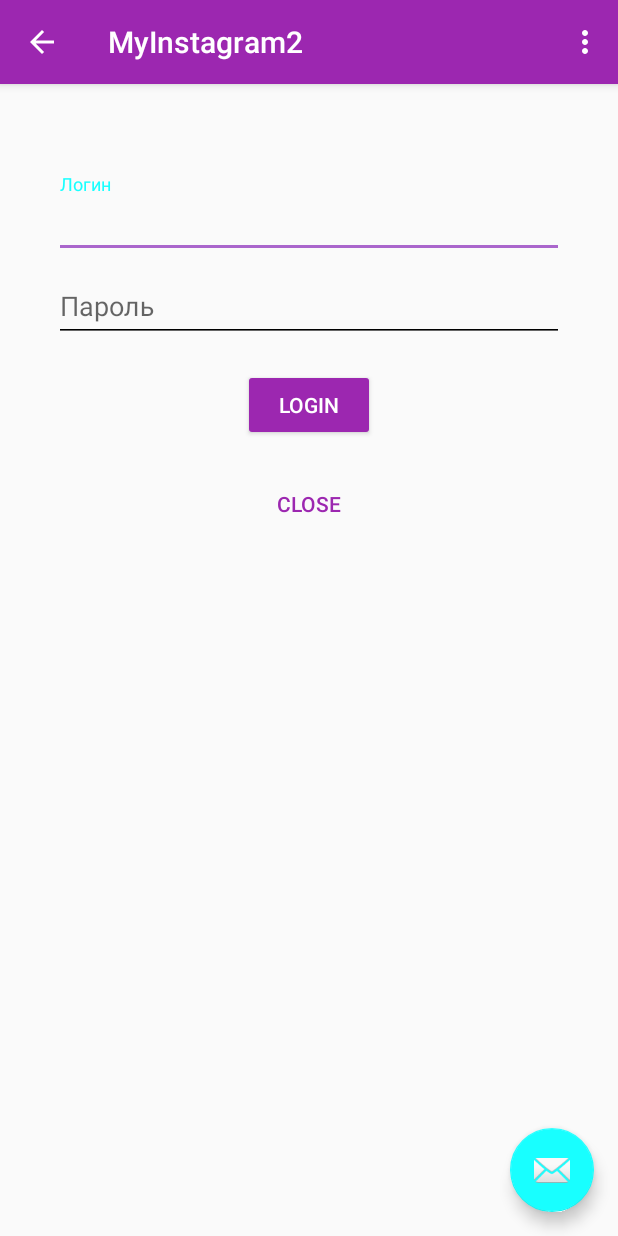
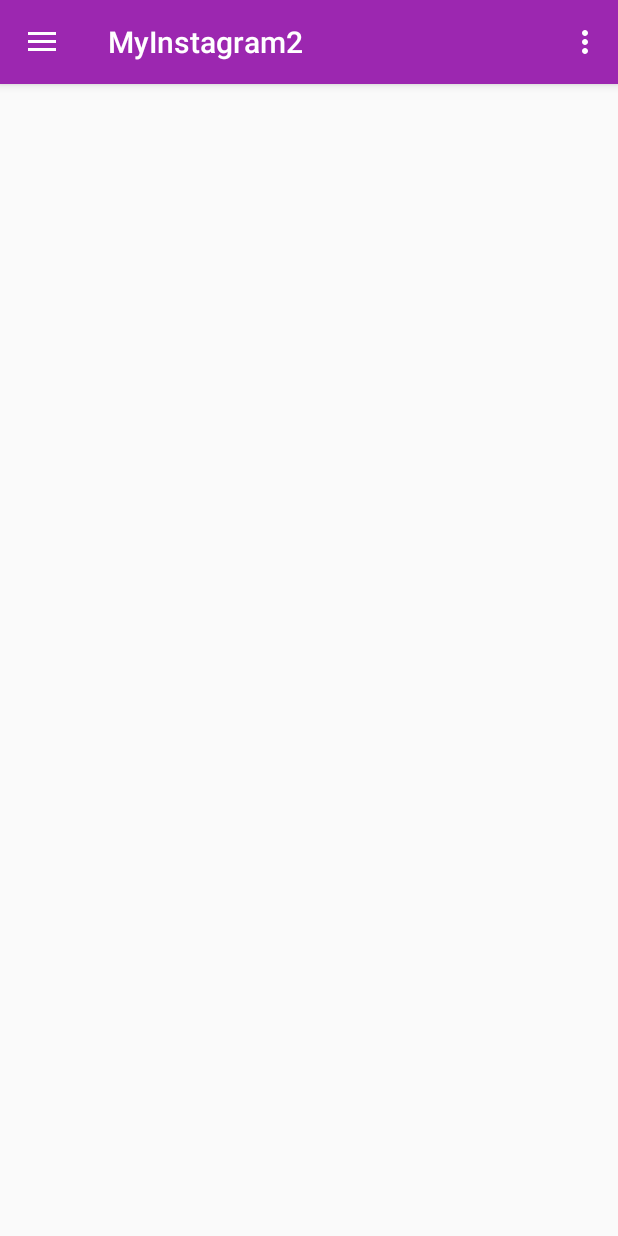
Before and after one commit to Jvitaliy82/MyInstagram2, an Android app: the screen it shows after launch (MainActivity), on a phone screen of 412 x 824 dp. Run offline under Robolectric (Android 15) with nearby library versions, the phone set to English and light mode, and no system bars.

```diff
--- a/app/src/main/java/ru/jdeveloperapps/myinstagram2/MainActivity.java
+++ b/app/src/main/java/ru/jdeveloperapps/myinstagram2/MainActivity.java
@@ -4,33 +4,16 @@ import android.os.Bundle;
 import android.util.Log;
 import android.view.Menu;
 import android.view.MenuItem;
-import android.view.View;
-import android.widget.Button;
-import android.widget.LinearLayout;
 
+import androidx.appcompat.app.ActionBarDrawerToggle;
 import androidx.appcompat.app.AppCompatActivity;
 import androidx.appcompat.widget.Toolbar;
-
-import com.google.android.material.bottomsheet.BottomSheetBehavior;
-import com.google.android.material.floatingactionbutton.FloatingActionButton;
-import com.google.android.material.snackbar.Snackbar;
+import androidx.drawerlayout.widget.DrawerLayout;
 
 public class MainActivity extends AppCompatActivity {
 
     private final String TAG = "myLog";
 
-    private Button logIn;
-    private Button close;
-    private FloatingActionButton fab;
-    private BottomSheetBehavior bottomSheetBehavior;
-
-    private View.OnClickListener snackbarOnClickListener = new View.OnClickListener() {
-        @Override
-        public void onClick(View view) {
-            // Действия
-            bottomSheetBehavior.setState(BottomSheetBehavior.STATE_HALF_EXPANDED);
-        }
-    };
 
     @Override
     protected void onCreate(Bundle savedInstanceState) {
@@ -38,46 +21,12 @@ public class MainActivity extends AppCompatActivity {
         setContentView(R.layout.activity_main);
         Toolbar toolbar = findViewById(R.id.toolbar);
         setSupportActionBar(toolbar);
-        getSupportActionBar().setDisplayHomeAsUpEnabled(true);
-//        DrawerLayout drawer = findViewById(R.id.drawer_layout);
-//        ActionBarDrawerToggle toggle = new ActionBarDrawerToggle(this, drawer, toolbar,
-//                R.string.open_drawer,
-//                R.string.close_drawer);
-//        drawer.addDrawerListener(toggle);
-//        toggle.syncState();
-        fab = findViewById(R.id.fab);
-        fab.setOnClickListener(new View.OnClickListener() {
-            @Override
-            public void onClick(View view) {
-                Snackbar.make(view, "Replace with your own action", Snackbar.LENGTH_LONG)
-                        .setAction("Action", null).show();
-            }
-        });
-        initUi();
-    }
-
-    private void initUi() {
-        logIn = findViewById(R.id.btn_login);
-        close = findViewById(R.id.btn_close);
-
-        logIn.setOnClickListener(new View.OnClickListener() {
-            @Override
-            public void onClick(View v) {
-                Snackbar mSnackbar = Snackbar.make(fab, "Доступ ограничен!", Snackbar.LENGTH_LONG);
-                mSnackbar.setAction("Открыть", snackbarOnClickListener);
-                mSnackbar.show();
-            }
-        });
-
-        close.setOnClickListener(new View.OnClickListener() {
-            @Override
-            public void onClick(View v) {
-                finish();
-            }
-        });
-        LinearLayout llBottomSheet = findViewById(R.id.bottom_sheet);
-        bottomSheetBehavior = BottomSheetBehavior.from(llBottomSheet);
-        bottomSheetBehavior.setState(BottomSheetBehavior.STATE_HIDDEN);
+        DrawerLayout drawer = findViewById(R.id.drawer_layout);
+        ActionBarDrawerToggle toggle = new ActionBarDrawerToggle(this, drawer, toolbar,
+                R.string.open_drawer,
+                R.string.close_drawer);
+        drawer.addDrawerListener(toggle);
+        toggle.syncState();
     }
 
     @Override
--- a/app/src/main/res/layout/app_bar_main.xml
+++ b/app/src/main/res/layout/app_bar_main.xml
@@ -20,15 +20,6 @@
 
     </com.google.android.material.appbar.AppBarLayout>
 
-    <com.google.android.material.floatingactionbutton.FloatingActionButton
-        android:id="@+id/fab"
-        android:layout_width="wrap_content"
-        android:layout_height="wrap_content"
-        android:layout_gravity="bottom|end"
-        android:layout_margin="@dimen/fab_margin"
-        app:layout_anchor="@id/bottom_sheet"
-        app:layout_anchorGravity="top|end"
-        app:srcCompat="@android:drawable/ic_dialog_email" />
 
     <include layout="@layout/content_main" />
 
--- a/app/src/main/res/layout/bottom_sheet.xml
+++ /dev/null
@@ -1,26 +0,0 @@
-<?xml version="1.0" encoding="utf-8"?>
-<LinearLayout xmlns:android="http://schemas.android.com/apk/res/android"
-    xmlns:app="http://schemas.android.com/apk/res-auto"
-    android:id="@+id/bottom_sheet"
-    android:layout_width="match_parent"
-    android:layout_height="640dp"
-    android:background="@android:color/darker_gray"
-    android:orientation="vertical"
-    app:behavior_hideable="true"
-    app:layout_behavior="com.google.android.material.bottomsheet.BottomSheetBehavior">
-
-    <TextView
-        android:layout_width="match_parent"
-        android:layout_height="40dp"
-        android:background="@color/colorPrimary"
-        android:gravity="center"
-        android:text="Справка"
-        android:textColor="@android:color/white" />
-
-    <TextView
-        android:layout_width="match_parent"
-        android:layout_height="match_parent"
-        android:gravity="center"
-        android:text="Это справка"
-        android:textColor="@android:color/white" />
-</LinearLayout>
--- a/app/src/main/res/layout/content_main.xml
+++ b/app/src/main/res/layout/content_main.xml
@@ -16,67 +16,7 @@
         android:layout_marginBottom="178dp"
         android:orientation="vertical">
 
+    </LinearLayout>
 
 
-        <com.google.android.material.textfield.TextInputLayout
-            android:layout_width="match_parent"
-            android:layout_height="wrap_content"
-            android:layout_marginTop="12dp"
-            app:layout_constraintBottom_toBottomOf="parent"
-            app:layout_constraintLeft_toLeftOf="parent"
-            app:layout_constraintRight_toRightOf="parent"
-            app:layout_constraintTop_toTopOf="parent">
-
-            <EditText
-                android:id="@+id/editTextPass"
-                android:layout_width="match_parent"
-                android:layout_height="wrap_content"
-                android:hint="Логин"
-                android:inputType="textPassword"
-                android:theme="@style/EditTextStyle" />
-
-        </com.google.android.material.textfield.TextInputLayout>
-
-        <com.google.android.material.textfield.TextInputLayout
-            android:layout_width="match_parent"
-            android:layout_height="wrap_content"
-            app:layout_constraintBottom_toBottomOf="parent"
-            app:layout_constraintLeft_toLeftOf="parent"
-            app:layout_constraintRight_toRightOf="parent"
-            app:layout_constraintTop_toTopOf="parent">
-
-            <EditText
-                android:id="@+id/editTextLogin"
-                android:layout_width="match_parent"
-                android:layout_height="wrap_content"
-                android:hint="Пароль"
-                android:minWidth="18sp"
-                android:theme="@style/EditTextStyle" />
-
-        </com.google.android.material.textfield.TextInputLayout>
-
-        <Button
-            android:id="@+id/btn_login"
-            android:layout_width="wrap_content"
-            android:layout_height="wrap_content"
-            android:layout_gravity="center_horizontal"
-            android:layout_marginTop="18dp"
-            android:backgroundTint="@color/colorPrimary"
-            android:text="LogIn"
-            android:textColor="@color/cardview_light_background" />
-
-        <Button
-            android:id="@+id/btn_close"
-            style="?attr/borderlessButtonStyle"
-            android:layout_width="wrap_content"
-            android:layout_height="wrap_content"
-            android:layout_gravity="center_horizontal"
-            android:layout_marginTop="18dp"
-            android:text="close"
-            android:textColor="@color/colorPrimary" />
-
-    </LinearLayout>
-
-    <include layout="@layout/bottom_sheet" />
-
 </androidx.coordinatorlayout.widget.CoordinatorLayout>
```
